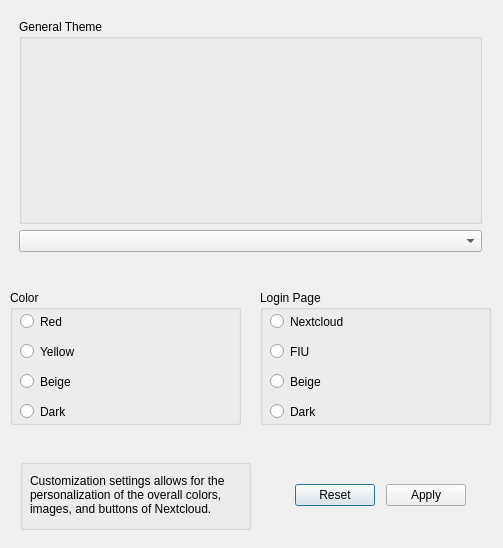
The window that src/gui/CustomizationWindow.ui (cynthiavaldes/nextcloud-3.4.2-fork) describes before a commit, drawn with Qt 5.
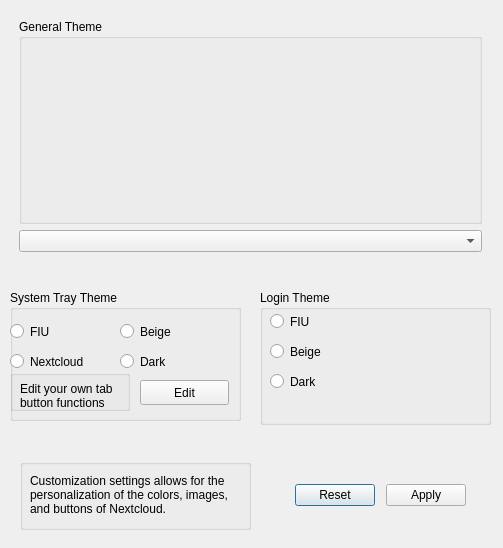
The same window after the commit. Custom widgets are drawn as their Qt base class.

Commit message: customization window new ui

The edit to the form file:
```diff
--- a/src/gui/CustomizationWindow.ui
+++ b/src/gui/CustomizationWindow.ui
@@ -82,77 +82,6 @@
     </item>
    </layout>
   </widget>
-  <widget class="QWidget" name="verticalLayoutWidget_2">
-   <property name="geometry">
-    <rect>
-     <x>10</x>
-     <y>290</y>
-     <width>231</width>
-     <height>135</height>
-    </rect>
-   </property>
-   <layout class="QVBoxLayout" name="ColorSettingsVerticalLayout">
-    <item>
-     <widget class="QGroupBox" name="ColorSettingsGroupBox">
-      <property name="title">
-       <string>Color</string>
-      </property>
-      <widget class="QRadioButton" name="ColorRedRadioButton">
-       <property name="geometry">
-        <rect>
-         <x>10</x>
-         <y>20</y>
-         <width>112</width>
-         <height>23</height>
-        </rect>
-       </property>
-       <property name="text">
-        <string>Red</string>
-       </property>
-      </widget>
-      <widget class="QRadioButton" name="ColorYellowRadioButton">
-       <property name="geometry">
-        <rect>
-         <x>10</x>
-         <y>50</y>
-         <width>112</width>
-         <height>23</height>
-        </rect>
-       </property>
-       <property name="text">
-        <string>Yellow</string>
-       </property>
-      </widget>
-      <widget class="QRadioButton" name="ColorBeigeRadioButton">
-       <property name="geometry">
-        <rect>
-         <x>10</x>
-         <y>80</y>
-         <width>112</width>
-         <height>23</height>
-        </rect>
-       </property>
-       <property name="text">
-        <string>Beige</string>
-       </property>
-      </widget>
-      <widget class="QRadioButton" name="ColorDarkRadioButton">
-       <property name="geometry">
-        <rect>
-         <x>10</x>
-         <y>110</y>
-         <width>112</width>
-         <height>23</height>
-        </rect>
-       </property>
-       <property name="text">
-        <string>Dark</string>
-       </property>
-      </widget>
-     </widget>
-    </item>
-   </layout>
-  </widget>
   <widget class="QWidget" name="horizontalLayoutWidget">
    <property name="geometry">
     <rect>
@@ -204,26 +133,13 @@
     <item>
      <widget class="QGroupBox" name="LoginCustomGroupBox">
       <property name="title">
-       <string>Login Page</string>
+       <string>Login Theme</string>
       </property>
-      <widget class="QRadioButton" name="LoginNextcloudRadioButton">
-       <property name="geometry">
-        <rect>
-         <x>10</x>
-         <y>20</y>
-         <width>112</width>
-         <height>23</height>
-        </rect>
-       </property>
-       <property name="text">
-        <string>Nextcloud</string>
-       </property>
-      </widget>
       <widget class="QRadioButton" name="LoginFiuRadioButton">
        <property name="geometry">
         <rect>
          <x>10</x>
-         <y>50</y>
+         <y>20</y>
          <width>112</width>
          <height>23</height>
         </rect>
@@ -236,7 +152,7 @@
        <property name="geometry">
         <rect>
          <x>10</x>
-         <y>80</y>
+         <y>50</y>
          <width>112</width>
          <height>23</height>
         </rect>
@@ -249,7 +165,7 @@
        <property name="geometry">
         <rect>
          <x>10</x>
-         <y>110</y>
+         <y>80</y>
          <width>112</width>
          <height>23</height>
         </rect>
@@ -284,13 +200,131 @@
      </rect>
     </property>
     <property name="text">
-     <string>Customization settings allows for the personalization of the overall colors, images, and buttons of Nextcloud.</string>
+     <string>Customization settings allows for the personalization of the colors, images, and buttons of Nextcloud.</string>
     </property>
     <property name="wordWrap">
      <bool>true</bool>
     </property>
    </widget>
   </widget>
+  <widget class="QWidget" name="verticalLayoutWidget_4">
+   <property name="geometry">
+    <rect>
+     <x>10</x>
+     <y>290</y>
+     <width>231</width>
+     <height>131</height>
+    </rect>
+   </property>
+   <layout class="QVBoxLayout" name="ThemeSysTrayVerticalLayout">
+    <item>
+     <widget class="QGroupBox" name="ThemeSysTrayGroup">
+      <property name="title">
+       <string>System Tray Theme</string>
+      </property>
+      <widget class="QPushButton" name="ThemeEditButton">
+       <property name="geometry">
+        <rect>
+         <x>130</x>
+         <y>90</y>
+         <width>89</width>
+         <height>25</height>
+        </rect>
+       </property>
+       <property name="text">
+        <string>Edit</string>
+       </property>
+      </widget>
+      <widget class="QRadioButton" name="TrayThemeFiuButton">
+       <property name="geometry">
+        <rect>
+         <x>0</x>
+         <y>30</y>
+         <width>112</width>
+         <height>23</height>
+        </rect>
+       </property>
+       <property name="text">
+        <string>FIU</string>
+       </property>
+      </widget>
+      <widget class="QRadioButton" name="TrayThemeNcButton">
+       <property name="geometry">
+        <rect>
+         <x>0</x>
+         <y>60</y>
+         <width>112</width>
+         <height>23</height>
+        </rect>
+       </property>
+       <property name="text">
+        <string>Nextcloud</string>
+       </property>
+      </widget>
+      <widget class="QRadioButton" name="TrayThemeBeigeButton">
+       <property name="geometry">
+        <rect>
+         <x>110</x>
+         <y>30</y>
+         <width>112</width>
+         <height>23</height>
+        </rect>
+       </property>
+       <property name="text">
+        <string>Beige</string>
+       </property>
+      </widget>
+      <widget class="QRadioButton" name="TrayThemeDarkButton">
+       <property name="geometry">
+        <rect>
+         <x>110</x>
+         <y>60</y>
+         <width>112</width>
+         <height>23</height>
+        </rect>
+       </property>
+       <property name="text">
+        <string>Dark</string>
+       </property>
+      </widget>
+      <widget class="QGroupBox" name="ThemeSysTrayLabelGroup">
+       <property name="geometry">
+        <rect>
+         <x>0</x>
+         <y>80</y>
+         <width>120</width>
+         <height>41</height>
+        </rect>
+       </property>
+       <property name="title">
+        <string/>
+       </property>
+       <widget class="QLabel" name="ThemeSystrayLabel">
+        <property name="geometry">
+         <rect>
+          <x>10</x>
+          <y>10</y>
+          <width>111</width>
+          <height>31</height>
+         </rect>
+        </property>
+        <property name="font">
+         <font>
+          <pointsize>9</pointsize>
+         </font>
+        </property>
+        <property name="text">
+         <string>Edit your own tab button functions</string>
+        </property>
+        <property name="wordWrap">
+         <bool>true</bool>
+        </property>
+       </widget>
+      </widget>
+     </widget>
+    </item>
+   </layout>
+  </widget>
  </widget>
  <customwidgets>
   <customwidget>
```
Left out of the diff: 2 changed lines with no effect on the pictures.
